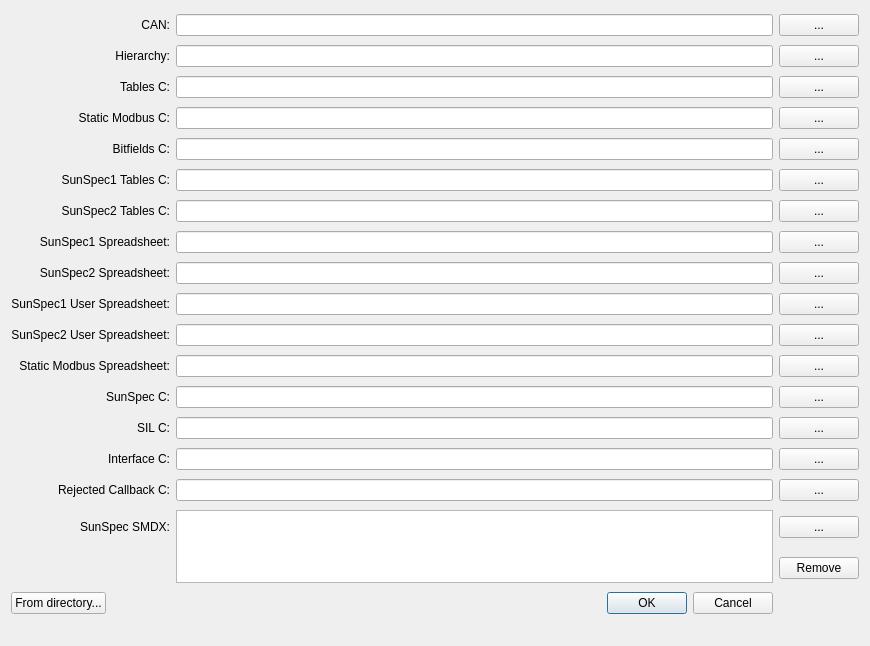
Before: the Qt Designer form src/epcpm/importexportdialog.ui in epcpower/pm, drawn with Qt 5.
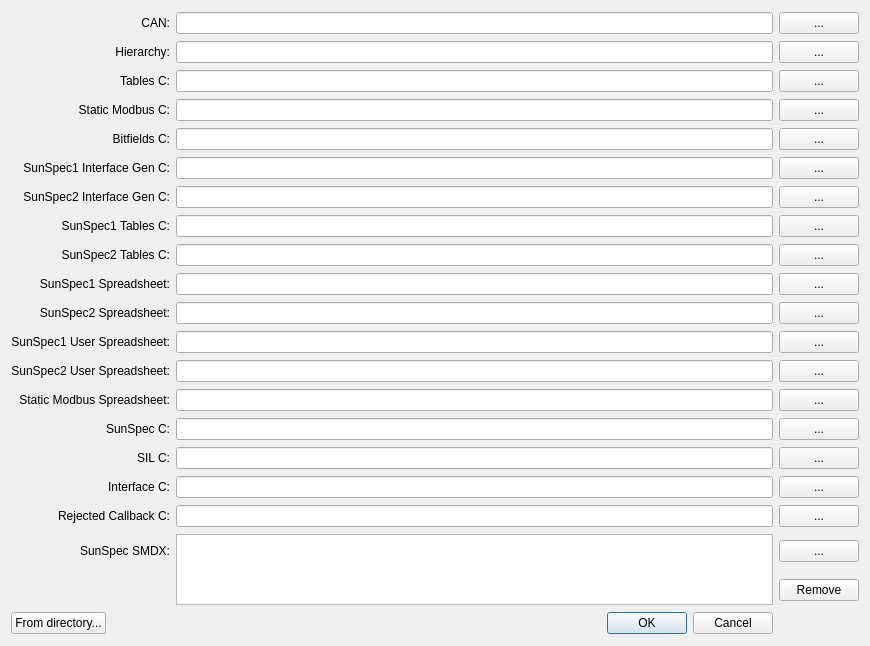
After: the same form once the commit is applied.

Commit message: feat (SC-835): add sunspec interface gen path UI elements

```diff
--- a/src/epcpm/importexportdialog.ui
+++ b/src/epcpm/importexportdialog.ui
@@ -121,6 +121,46 @@
     </widget>
    </item>
    <item row="5" column="0">
+    <widget class="QLabel" name="sunspec1_interface_gen_c_label">
+     <property name="text">
+      <string>SunSpec1 Interface Gen C:</string>
+     </property>
+     <property name="alignment">
+      <set>Qt::AlignRight|Qt::AlignTrailing|Qt::AlignVCenter</set>
+     </property>
+    </widget>
+   </item>
+   <item row="5" column="1">
+    <widget class="QLineEdit" name="sunspec1_interface_gen_c"/>
+   </item>
+   <item row="5" column="2">
+    <widget class="QPushButton" name="pick_sunspec1_interface_gen_c">
+     <property name="text">
+      <string>...</string>
+     </property>
+    </widget>
+   </item>
+   <item row="6" column="0">
+    <widget class="QLabel" name="sunspec2_interface_gen_c_label">
+     <property name="text">
+      <string>SunSpec2 Interface Gen C:</string>
+     </property>
+     <property name="alignment">
+      <set>Qt::AlignRight|Qt::AlignTrailing|Qt::AlignVCenter</set>
+     </property>
+    </widget>
+   </item>
+   <item row="6" column="1">
+    <widget class="QLineEdit" name="sunspec2_interface_gen_c"/>
+   </item>
+   <item row="6" column="2">
+    <widget class="QPushButton" name="pick_sunspec2_interface_gen_c">
+     <property name="text">
+      <string>...</string>
+     </property>
+    </widget>
+   </item>
+   <item row="7" column="0">
     <widget class="QLabel" name="sunspec1_tables_c_label">
      <property name="text">
       <string>SunSpec1 Tables C:</string>
@@ -130,17 +170,17 @@
      </property>
     </widget>
    </item>
-   <item row="5" column="1">
+   <item row="7" column="1">
     <widget class="QLineEdit" name="sunspec1_tables_c"/>
    </item>
-   <item row="5" column="2">
+   <item row="7" column="2">
     <widget class="QPushButton" name="pick_sunspec1_tables_c">
      <property name="text">
       <string>...</string>
      </property>
     </widget>
    </item>
-   <item row="6" column="0">
+   <item row="8" column="0">
     <widget class="QLabel" name="sunspec2_tables_c_label">
      <property name="text">
       <string>SunSpec2 Tables C:</string>
@@ -150,17 +190,17 @@
      </property>
     </widget>
    </item>
-   <item row="6" column="1">
+   <item row="8" column="1">
     <widget class="QLineEdit" name="sunspec2_tables_c"/>
    </item>
-   <item row="6" column="2">
+   <item row="8" column="2">
     <widget class="QPushButton" name="pick_sunspec2_tables_c">
      <property name="text">
       <string>...</string>
      </property>
     </widget>
    </item>
-   <item row="7" column="0">
+   <item row="9" column="0">
     <widget class="QLabel" name="sunspec1_spreadsheet_label">
      <property name="text">
       <string>SunSpec1 Spreadsheet:</string>
@@ -170,17 +210,17 @@
      </property>
     </widget>
    </item>
-   <item row="7" column="1">
+   <item row="9" column="1">
     <widget class="QLineEdit" name="sunspec1_spreadsheet"/>
    </item>
-   <item row="7" column="2">
+   <item row="9" column="2">
     <widget class="QPushButton" name="pick_sunspec1_spreadsheet">
      <property name="text">
       <string>...</string>
      </property>
     </widget>
    </item>
-   <item row="8" column="0">
+   <item row="10" column="0">
     <widget class="QLabel" name="sunspec2_spreadsheet_label">
      <property name="text">
       <string>SunSpec2 Spreadsheet:</string>
@@ -190,17 +230,17 @@
      </property>
     </widget>
    </item>
-   <item row="8" column="1">
+   <item row="10" column="1">
     <widget class="QLineEdit" name="sunspec2_spreadsheet"/>
    </item>
-   <item row="8" column="2">
+   <item row="10" column="2">
     <widget class="QPushButton" name="pick_sunspec2_spreadsheet">
      <property name="text">
       <string>...</string>
      </property>
     </widget>
    </item>
-   <item row="9" column="0">
+   <item row="11" column="0">
     <widget class="QLabel" name="sunspec1_spreadsheet_user_label">
      <property name="text">
       <string>SunSpec1 User Spreadsheet:</string>
@@ -210,21 +250,21 @@
      </property>
     </widget>
    </item>
-   <item row="9" column="1">
+   <item row="11" column="1">
     <widget class="QLineEdit" name="sunspec1_spreadsheet_user">
      <property name="text">
       <string/>
      </property>
     </widget>
    </item>
-   <item row="9" column="2">
+   <item row="11" column="2">
     <widget class="QPushButton" name="pick_sunspec1_spreadsheet_user">
      <property name="text">
       <string>...</string>
      </property>
     </widget>
    </item>
-   <item row="10" column="0">
+   <item row="12" column="0">
     <widget class="QLabel" name="sunspec2_spreadsheet_user_label">
      <property name="text">
       <string>SunSpec2 User Spreadsheet:</string>
@@ -234,21 +274,21 @@
      </property>
     </widget>
    </item>
-   <item row="10" column="1">
+   <item row="12" column="1">
     <widget class="QLineEdit" name="sunspec2_spreadsheet_user">
      <property name="text">
       <string/>
      </property>
     </widget>
    </item>
-   <item row="10" column="2">
+   <item row="12" column="2">
     <widget class="QPushButton" name="pick_sunspec2_spreadsheet_user">
      <property name="text">
       <string>...</string>
      </property>
     </widget>
    </item>
-   <item row="11" column="0">
+   <item row="13" column="0">
     <widget class="QLabel" name="static_modbus_spreadsheet_label">
      <property name="text">
       <string>Static Modbus Spreadsheet:</string>
@@ -258,17 +298,17 @@
      </property>
     </widget>
    </item>
-   <item row="11" column="1">
+   <item row="13" column="1">
     <widget class="QLineEdit" name="staticmodbus_spreadsheet"/>
    </item>
-   <item row="11" column="2">
+   <item row="13" column="2">
     <widget class="QPushButton" name="pick_staticmodbus_spreadsheet">
      <property name="text">
       <string>...</string>
      </property>
     </widget>
    </item>
-   <item row="12" column="0">
+   <item row="14" column="0">
     <widget class="QLabel" name="sunspec_c_label">
      <property name="text">
       <string>SunSpec C:</string>
@@ -278,17 +318,17 @@
      </property>
     </widget>
    </item>
-   <item row="12" column="1">
+   <item row="14" column="1">
     <widget class="QLineEdit" name="sunspec_c"/>
    </item>
-   <item row="12" column="2">
+   <item row="14" column="2">
     <widget class="QPushButton" name="pick_sunspec_c">
      <property name="text">
       <string>...</string>
      </property>
     </widget>
    </item>
-   <item row="13" column="0">
+   <item row="15" column="0">
     <widget class="QLabel" name="sil_c_label">
      <property name="text">
       <string>SIL C:</string>
@@ -298,17 +338,17 @@
      </property>
     </widget>
    </item>
-   <item row="13" column="1">
+   <item row="15" column="1">
     <widget class="QLineEdit" name="sil_c"/>
    </item>
-   <item row="13" column="2">
+   <item row="15" column="2">
     <widget class="QPushButton" name="pick_sil_c">
      <property name="text">
       <string>...</string>
      </property>
     </widget>
    </item>
-   <item row="14" column="0">
+   <item row="16" column="0">
     <widget class="QLabel" name="interface_c_label">
      <property name="text">
       <string>Interface C:</string>
@@ -318,17 +358,17 @@
      </property>
     </widget>
    </item>
-   <item row="14" column="1">
+   <item row="16" column="1">
     <widget class="QLineEdit" name="interface_c"/>
    </item>
-   <item row="14" column="2">
+   <item row="16" column="2">
     <widget class="QPushButton" name="pick_interface_c">
      <property name="text">
       <string>...</string>
      </property>
     </widget>
    </item>
-   <item row="15" column="0">
+   <item row="17" column="0">
     <widget class="QLabel" name="rejected_callback_c_label">
      <property name="text">
       <string>Rejected Callback C:</string>
@@ -338,17 +378,17 @@
      </property>
     </widget>
    </item>
-   <item row="15" column="1">
+   <item row="17" column="1">
     <widget class="QLineEdit" name="rejected_callback_c"/>
    </item>
-   <item row="15" column="2">
+   <item row="17" column="2">
     <widget class="QPushButton" name="pick_rejected_callback_c">
      <property name="text">
       <string>...</string>
      </property>
     </widget>
    </item>
-   <item row="16" column="0">
+   <item row="18" column="0">
     <widget class="QLabel" name="smdx_label">
      <property name="text">
       <string>SunSpec SMDX:</string>
@@ -358,28 +398,28 @@
      </property>
     </widget>
    </item>
-   <item row="16" column="1" rowspan="2">
+   <item row="18" column="1" rowspan="2">
     <widget class="QListWidget" name="smdx_list">
      <property name="selectionMode">
       <enum>QAbstractItemView::ExtendedSelection</enum>
      </property>
     </widget>
    </item>
-   <item row="16" column="2">
+   <item row="18" column="2">
     <widget class="QPushButton" name="pick_smdx">
      <property name="text">
       <string>...</string>
      </property>
     </widget>
    </item>
-   <item row="17" column="2">
+   <item row="19" column="2">
     <widget class="QPushButton" name="remove_smdx">
      <property name="text">
       <string>Remove</string>
      </property>
     </widget>
    </item>
-   <item row="18" column="0" colspan="2">
+   <item row="20" column="0" colspan="2">
     <layout class="QHBoxLayout" name="horizontalLayout">
      <item>
       <widget class="QPushButton" name="from_directory">
```
The commit also changes 2 other files.
